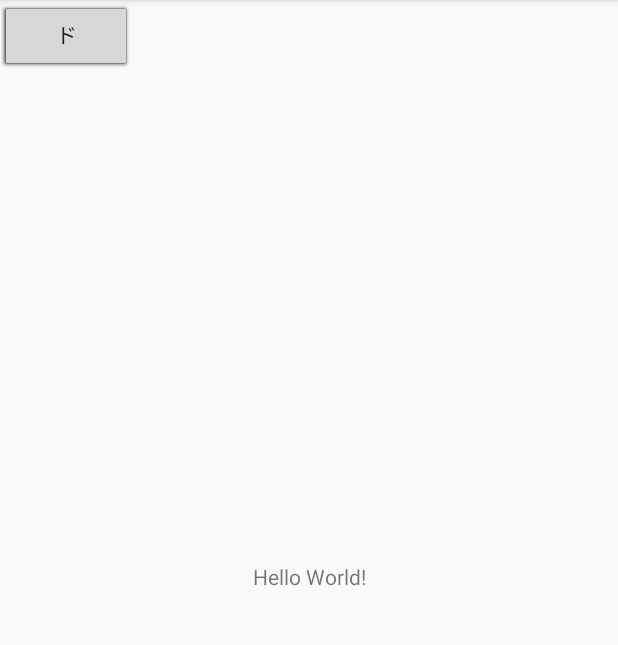
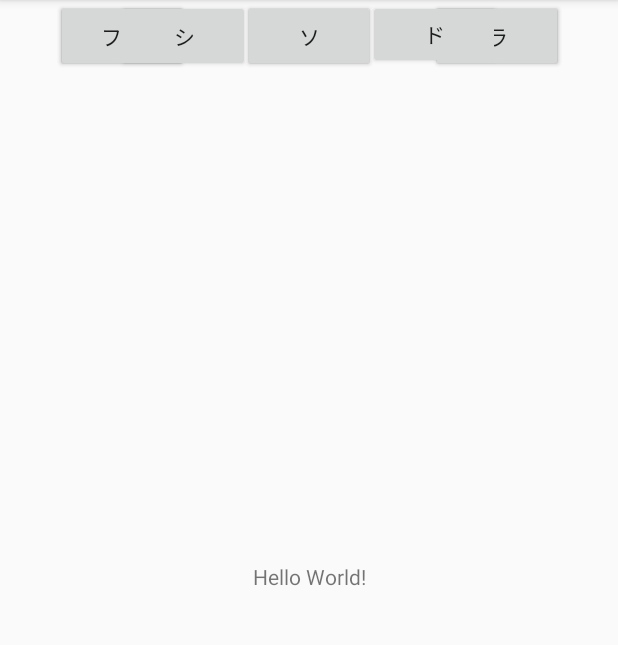
Before and after one commit to hinamomo/piano2, an Android app: the screen it shows after launch (MainActivity), on a phone screen of 412 x 824 dp, the part 84-729 px from its top. Run offline under Robolectric (Android 15) with nearby library versions, the phone set to English and light mode, and no system bars.

Commit message:
Error avoidance.

```diff
--- a/app/src/main/res/layout/activity_main.xml
+++ b/app/src/main/res/layout/activity_main.xml
@@ -20,63 +20,77 @@
         android:layout_width="wrap_content"
         android:layout_height="wrap_content"
         android:text="ド"
-        tools:layout_editor_absoluteX="148dp"
-        tools:layout_editor_absoluteY="16dp" />
+        app:layout_constraintEnd_toStartOf="@+id/reButton"
+        app:layout_constraintHorizontal_bias="0.5"
+        app:layout_constraintStart_toStartOf="parent" />
 
     <Button
         android:id="@+id/reButton"
         android:layout_width="wrap_content"
         android:layout_height="wrap_content"
         android:text="レ"
-        tools:layout_editor_absoluteX="148dp"
-        tools:layout_editor_absoluteY="84dp" />
+        app:layout_constraintEnd_toStartOf="@+id/miButton"
+        app:layout_constraintHorizontal_bias="0.5"
+        app:layout_constraintStart_toEndOf="@+id/doButton" />
 
     <Button
         android:id="@+id/miButton"
         android:layout_width="wrap_content"
         android:layout_height="wrap_content"
         android:text="ミ"
-        tools:layout_editor_absoluteX="154dp"
-        tools:layout_editor_absoluteY="155dp" />
+        app:layout_constraintEnd_toEndOf="parent"
+        app:layout_constraintHorizontal_bias="0.5"
+        app:layout_constraintStart_toEndOf="@+id/reButton"
+        />
 
     <Button
         android:id="@+id/faButton"
         android:layout_width="wrap_content"
         android:layout_height="wrap_content"
         android:text="ファ"
-        tools:layout_editor_absoluteX="148dp"
-        tools:layout_editor_absoluteY="231dp" />
+        app:layout_constraintEnd_toStartOf="@+id/soButton"
+        app:layout_constraintHorizontal_bias="0.5"
+        app:layout_constraintStart_toStartOf="parent"
+         />
 
     <Button
         android:id="@+id/soButton"
         android:layout_width="wrap_content"
         android:layout_height="wrap_content"
         android:text="ソ"
-        tools:layout_editor_absoluteX="148dp"
-        tools:layout_editor_absoluteY="307dp" />
+        app:layout_constraintEnd_toStartOf="@+id/raButton"
+        app:layout_constraintHorizontal_bias="0.5"
+        app:layout_constraintStart_toEndOf="@+id/faButton"
+         />
 
     <Button
         android:id="@+id/raButton"
         android:layout_width="wrap_content"
         android:layout_height="wrap_content"
         android:text="ラ"
-        tools:layout_editor_absoluteX="154dp"
-        tools:layout_editor_absoluteY="355dp" />
+        app:layout_constraintEnd_toEndOf="parent"
+        app:layout_constraintHorizontal_bias="0.5"
+        app:layout_constraintStart_toEndOf="@+id/soButton"
+         />
 
     <Button
         android:id="@+id/siButton"
         android:layout_width="wrap_content"
         android:layout_height="wrap_content"
         android:text="シ"
-        tools:layout_editor_absoluteX="154dp"
-        tools:layout_editor_absoluteY="403dp" />
+        app:layout_constraintEnd_toStartOf="@+id/dohButton"
+        app:layout_constraintHorizontal_bias="0.5"
+        app:layout_constraintStart_toStartOf="parent"
+         />
 
     <Button
         android:id="@+id/dohButton"
         android:layout_width="wrap_content"
         android:layout_height="46dp"
         android:text="ド"
-        tools:layout_editor_absoluteX="148dp"
-        tools:layout_editor_absoluteY="461dp" />
+        app:layout_constraintEnd_toEndOf="parent"
+        app:layout_constraintHorizontal_bias="0.5"
+        app:layout_constraintStart_toEndOf="@+id/siButton"
+         />
 
 </android.support.constraint.ConstraintLayout>
```
